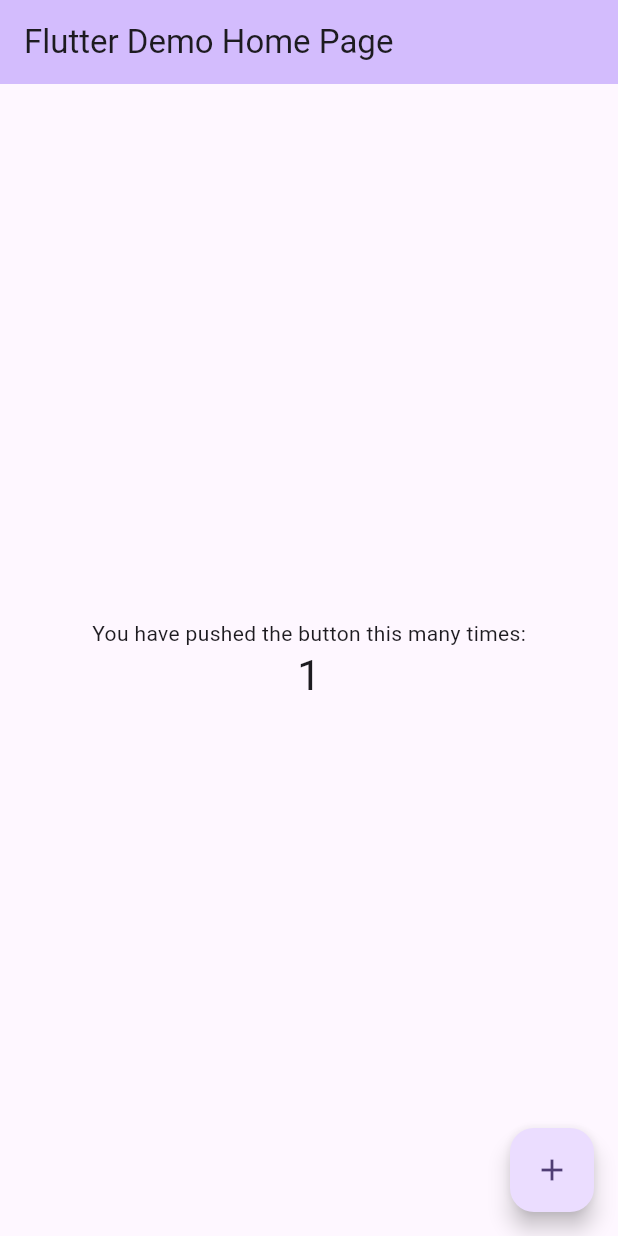
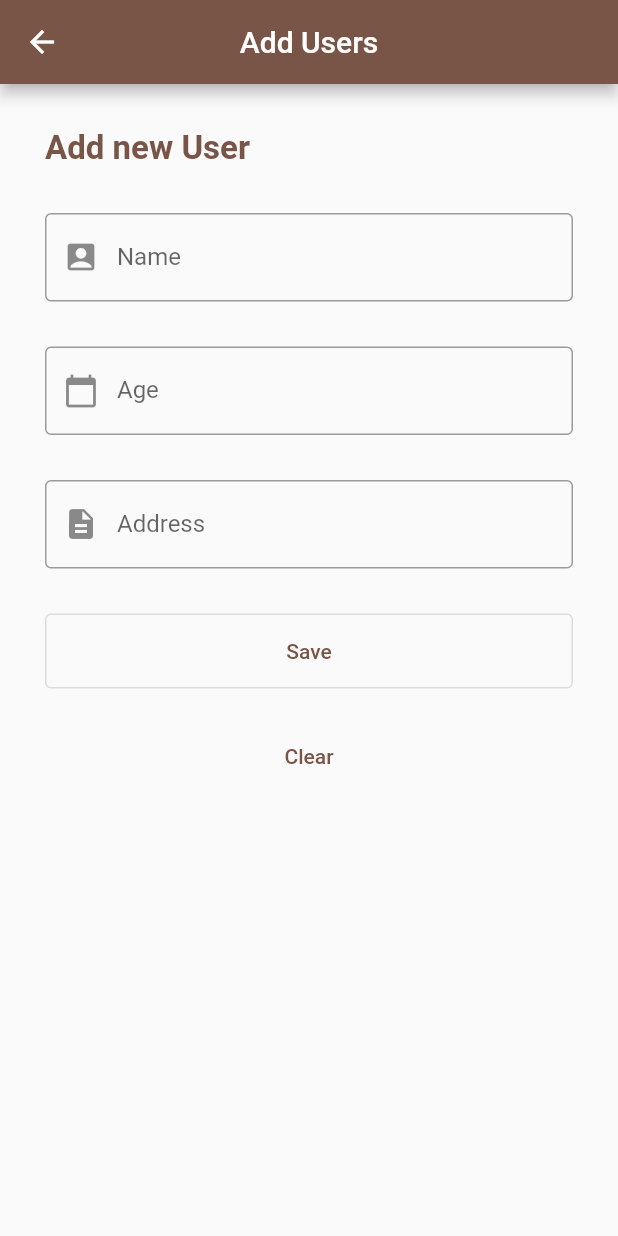
Before and after one commit to ayoub-maskoul/Sqlite-crud, a Flutter app: the screen it shows after launch, after a tap on the "add" icon, on a phone screen of 412 x 824 dp. Run offline on Flutter 3.47's test engine with Material 2 defaults, Android fonts, the phone set to English and light mode, and no system bars; our stand-ins replace sqflite; accounts and stored records are empty.

Commit message:
Add read and create Data

```diff
--- /dev/null
+++ b/lib/User.dart
@@ -0,0 +1,18 @@
+
+
+
+class User{
+  int? id;
+  String? name;
+  int? age;
+  String? address;
+
+  userMap(){
+    var map = <String,dynamic>{};
+    map['id']=id??null;
+    map['name']=name!;
+    map['age']=age!;
+    map['address']=address!;
+    return map;
+  }
+}
--- /dev/null
+++ b/lib/add_users.dart
@@ -0,0 +1,109 @@
+import 'package:flutter/material.dart';
+import 'package:sqlite_crud/User.dart';
+import 'package:sqlite_crud/user_servise.dart';
+
+class AddUsers extends StatefulWidget {
+  const AddUsers({super.key});
+
+  @override
+  State<AddUsers> createState() => _AddUsersState();
+}
+
+class _AddUsersState extends State<AddUsers> {
+
+  final _nameController = TextEditingController();
+  final _adderssController = TextEditingController();
+  final _ageController = TextEditingController();
+
+  var _userService = UserServise();
+
+  @override
+  Widget build(BuildContext context) {
+    return Scaffold(
+        appBar: AppBar(
+          title: const Text("Add Users"),
+          centerTitle: true,
+        ),
+        body: Container(
+          padding: const EdgeInsets.all(30),
+          child: ListView(
+            children: [
+              const Text("Add new User",style:TextStyle(
+                fontSize: 22,
+                fontWeight: FontWeight.w700,
+                color: Colors.brown
+              ))
+              ,
+              const SizedBox(height: 30),
+              TextFormField(
+                controller: _nameController,
+                decoration: const InputDecoration(
+                  labelText: "Name",
+                  prefixIcon: Icon(Icons.account_box),
+                  border: OutlineInputBorder()
+                ),
+              ),
+              const SizedBox(height: 30),
+              TextFormField(
+                controller: _ageController,
+                keyboardType: TextInputType.number,
+                decoration: const  InputDecoration(
+                  labelText: "Age",
+                  errorStyle: TextStyle(color: Colors.red),
+                  prefixIcon: Icon(Icons.calendar_today),
+                  border: OutlineInputBorder()
+                ),
+              ),
+              const SizedBox(height: 30),
+              TextFormField(
+                controller: _adderssController,
+                decoration: const InputDecoration(
+                  labelText: "Address",
+                  prefixIcon: Icon(Icons.description),
+                  border: OutlineInputBorder()
+                ),
+              ),
+              const SizedBox(height: 30),
+              SaveButton(),
+              const SizedBox(height: 20),
+              ClearButton(context),
+            ],
+          ),
+        ),
+        )
+      ;
+  }
+
+  TextButton ClearButton(BuildContext context) {
+    return TextButton(
+        onPressed: (){
+          _nameController.text= "";
+          _adderssController.text= "";
+          _ageController.text= "";
+
+        },
+        style: TextButton.styleFrom(minimumSize: const Size(200, 50)),
+        child: const Text("Clear"),
+      );
+  }
+
+  OutlinedButton SaveButton() {
+    return OutlinedButton(
+        onPressed: (){
+          setState(() async{
+            var user = User();
+            user.name = _nameController.text;
+            user.address = _adderssController.text;
+            user.age = int.parse(_ageController.text);
+            var res = await _userService.SaveUser(user);
+            // ignore: use_build_context_synchronously
+            Navigator.pop(context,res);
+          });
+          },
+        style: OutlinedButton.styleFrom(minimumSize: const Size(200, 50)),
+        child: const Text("Save"),
+      );
+
+
+  }
+}
--- /dev/null
+++ b/lib/db_connection.dart
@@ -0,0 +1,21 @@
+import 'package:sqflite/sqflite.dart';
+import 'package:path/path.dart';
+import 'package:path_provider/path_provider.dart';
+
+
+
+class DbHelper{
+
+  Future<Database> setDb() async{
+    var directory = await getApplicationDocumentsDirectory();
+    var path = join(directory.path,"crud");
+
+    return await openDatabase(path,version: 1,onCreate: _creatDb);
+  }
+
+  Future<void> _creatDb(Database db, int version) async{
+    String sql = "CREATE TABLE users(id INTEGER PRIMARY KEY,name TEXT,age INTEGER,address TEXT)";
+    await db.execute(sql);
+  }
+
+}
--- a/lib/main.dart
+++ b/lib/main.dart
@@ -1,4 +1,7 @@
 import 'package:flutter/material.dart';
+import 'package:sqlite_crud/User.dart';
+import 'package:sqlite_crud/add_users.dart';
+import 'package:sqlite_crud/user_servise.dart';
 
 void main() {
   runApp(const MyApp());
@@ -7,119 +10,125 @@ void main() {
 class MyApp extends StatelessWidget {
   const MyApp({super.key});
 
-  // This widget is the root of your application.
   @override
   Widget build(BuildContext context) {
     return MaterialApp(
-      title: 'Flutter Demo',
+      debugShowCheckedModeBanner: false,
       theme: ThemeData(
-        // This is the theme of your application.
-        //
-        // TRY THIS: Try running your application with "flutter run". You'll see
-        // the application has a blue toolbar. Then, without quitting the app,
-        // try changing the seedColor in the colorScheme below to Colors.green
-        // and then invoke "hot reload" (save your changes or press the "hot
-        // reload" button in a Flutter-supported IDE, or press "r" if you used
-        // the command line to start the app).
-        //
-        // Notice that the counter didn't reset back to zero; the application
-        // state is not lost during the reload. To reset the state, use hot
-        // restart instead.
-        //
-        // This works for code too, not just values: Most code changes can be
-        // tested with just a hot reload.
-        colorScheme: ColorScheme.fromSeed(seedColor: Colors.deepPurple),
-        useMaterial3: true,
+        primarySwatch: Colors.brown
       ),
-      home: const MyHomePage(title: 'Flutter Demo Home Page'),
+      home: const MyHomePage(),
     );
   }
 }
 
 class MyHomePage extends StatefulWidget {
-  const MyHomePage({super.key, required this.title});
-
-  // This widget is the home page of your application. It is stateful, meaning
-  // that it has a State object (defined below) that contains fields that affect
-  // how it looks.
-
-  // This class is the configuration for the state. It holds the values (in this
-  // case the title) provided by the parent (in this case the App widget) and
-  // used by the build method of the State. Fields in a Widget subclass are
-  // always marked "final".
-
-  final String title;
+  const MyHomePage({super.key});
 
   @override
   State<MyHomePage> createState() => _MyHomePageState();
 }
 
 class _MyHomePageState extends State<MyHomePage> {
-  int _counter = 0;
 
-  void _incrementCounter() {
-    setState(() {
-      // This call to setState tells the Flutter framework that something has
-      // changed in this State, which causes it to rerun the build method below
-      // so that the display can reflect the updated values. If we changed
-      // _counter without calling setState(), then the build method would not be
-      // called again, and so nothing would appear to happen.
-      _counter++;
+  List<User> _userlist = <User>[];
+  final _userService = UserServise();
+  getAllUser() async{
+    var users = await _userService.readAllData();
+
+    _userlist = <User>[];
+    users.forEach((user){
+      setState(() {
+      var u = User();
+      u.id=user['id'];
+      u.name=user['name'];
+      u.address=user['address'];
+      u.age=user['age'];
+      _userlist.add(u);
+      });
     });
+
+  }
+
+  @override
+  void initState() {
+    getAllUser();
+    super.initState();
   }
 
   @override
   Widget build(BuildContext context) {
-    // This method is rerun every time setState is called, for instance as done
-    // by the _incrementCounter method above.
-    //
-    // The Flutter framework has been optimized to make rerunning build methods
-    // fast, so that you can just rebuild anything that needs updating rather
-    // than having to individually change instances of widgets.
     return Scaffold(
       appBar: AppBar(
-        // TRY THIS: Try changing the color here to a specific color (to
-        // Colors.amber, perhaps?) and trigger a hot reload to see the AppBar
-        // change color while the other colors stay the same.
-        backgroundColor: Theme.of(context).colorScheme.inversePrimary,
-        // Here we take the value from the MyHomePage object that was created by
-        // the App.build method, and use it to set our appbar title.
-        title: Text(widget.title),
+        title: const Text("Crud SQlite"),
       ),
-      body: Center(
-        // Center is a layout widget. It takes a single child and positions it
-        // in the middle of the parent.
-        child: Column(
-          // Column is also a layout widget. It takes a list of children and
-          // arranges them vertically. By default, it sizes itself to fit its
-          // children horizontally, and tries to be as tall as its parent.
-          //
-          // Column has various properties to control how it sizes itself and
-          // how it positions its children. Here we use mainAxisAlignment to
-          // center the children vertically; the main axis here is the vertical
-          // axis because Columns are vertical (the cross axis would be
-          // horizontal).
-          //
-          // TRY THIS: Invoke "debug painting" (choose the "Toggle Debug Paint"
-          // action in the IDE, or press "p" in the console), to see the
-          // wireframe for each widget.
-          mainAxisAlignment: MainAxisAlignment.center,
-          children: <Widget>[
-            const Text(
-              'You have pushed the button this many times:',
+      body: ListView.builder(
+        itemCount: _userlist.length,
+        itemBuilder: (context, index) {
+          return Card(
+            child: ListTile(
+              onTap: () {
+
+              },
+              leading:const Icon(Icons.person),
+              title: Row(
+                children: [
+                  const Text("Name: "),
+                  Text(_userlist[index].name ?? " "),
+                ],
+              ),
+              subtitle: Row(
+                children: [
+                  Column(
+                      children: [
+                        const Text("Age: "),
+                        Text(_userlist[index].age.toString() ?? "0"),
+              ]),
+                  Column(
+                      children: [
+                        const Text("Address: "),
+                        Text(_userlist[index].address ?? " "),
+              ])
+                ],
+              ),
+              trailing: Row(
+                mainAxisSize: MainAxisSize.min,
+                children: [
+                  IconButton(
+                    onPressed: () async{
+                        var res = await _userService.deleteUser(_userlist[index].id);
+                        if(res!=null){
+                          getAllUser();
+                        }
+
+                    },
+                    icon:const Icon(Icons.delete)
+                    ),
+                  IconButton(
+                    onPressed: () {
+
+                    },
+                    icon:const Icon(Icons.edit)
+                    ),
+                ],
+              ),
             ),
-            Text(
-              '$_counter',
-              style: Theme.of(context).textTheme.headlineMedium,
-            ),
-          ],
-        ),
+          );
+        },
       ),
       floatingActionButton: FloatingActionButton(
-        onPressed: _incrementCounter,
-        tooltip: 'Increment',
+        onPressed: () {
+          Navigator.push(
+            context,
+            MaterialPageRoute(builder: (context) => AddUsers(),)
+          ).then((res){
+            if(res!=null){
+              getAllUser();
+            }
+          });
+        },
         child: const Icon(Icons.add),
-      ), // This trailing comma makes auto-formatting nicer for build methods.
+      ),
     );
   }
 }
--- /dev/null
+++ b/lib/servise.dart
@@ -0,0 +1,51 @@
+
+
+import 'package:sqflite/sqflite.dart';
+import 'package:sqlite_crud/db_connection.dart';
+
+class Service{
+
+
+  late DbHelper _dbHelper;
+  Service(){
+    _dbHelper =DbHelper();
+  }
+
+  static Database? _database;
+
+  Future<Database?> get database async{
+    if(_database!=null){
+      return _database;
+    }
+    else{
+      _database = await _dbHelper.setDb();
+      return _database;
+    }
+  }
+
+  addData(table,values) async {
+    var connection = await database;
+    return await connection?.insert(table, values);
+  }
+
+  readallData(table) async {
+    var connection = await database;
+    return await connection?.query(table);
+  }
+
+  readdata(table,id) async {
+    var connection = await database;
+    return await connection?.query(table,where:'id=?',whereArgs: [id]);
+  }
+
+  updatedata(table,data) async {
+    var connection = await database;
+    return await connection?.update(table,data,where:'id=?',whereArgs: [data["id"]]);
+  }
+
+  deletedata(table,id) async {
+    var connection = await database;
+    return await connection?.rawDelete("delete from $table where id=$id");
+  }
+
+}
--- /dev/null
+++ b/lib/user_servise.dart
@@ -0,0 +1,26 @@
+
+
+
+import 'package:sqlite_crud/User.dart';
+import 'package:sqlite_crud/servise.dart';
+
+class UserServise{
+    late Service _service;
+
+    UserServise(){
+      _service = Service();
+
+    }
+
+    SaveUser(User user) async{
+      return await _service.addData("users", user.userMap());
+    }
+
+    readAllData() async{
+      return await _service.readallData("users");
+    }
+
+    deleteUser(id) async{
+      return await _service.deletedata("users",id);
+    }
+}
--- a/pubspec.yaml
+++ b/pubspec.yaml
@@ -35,6 +35,8 @@ dependencies:
   # The following adds the Cupertino Icons font to your application.
   # Use with the CupertinoIcons class for iOS style icons.
   cupertino_icons: ^1.0.2
+  sqflite: ^2.2.8+4
+  path_provider: ^2.0.15
 
 dev_dependencies:
   flutter_test:
```
Also changed, not shown: pubspec.lock, 1 other file.
